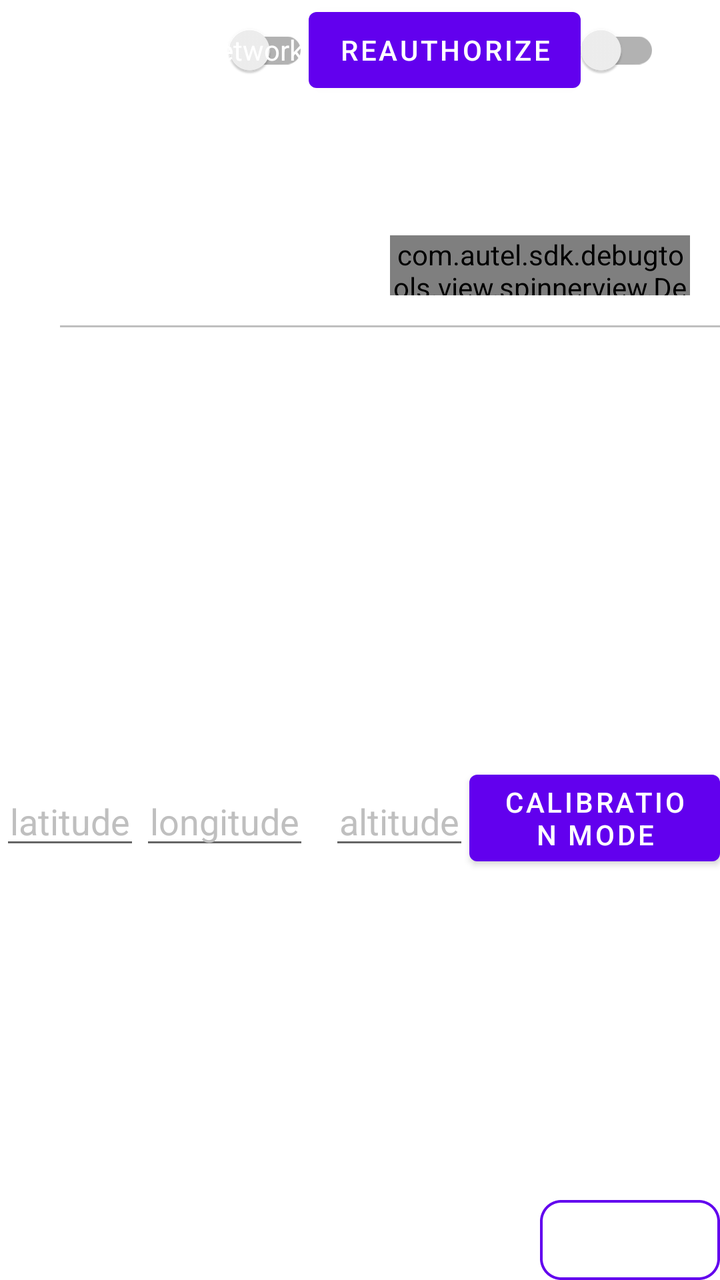
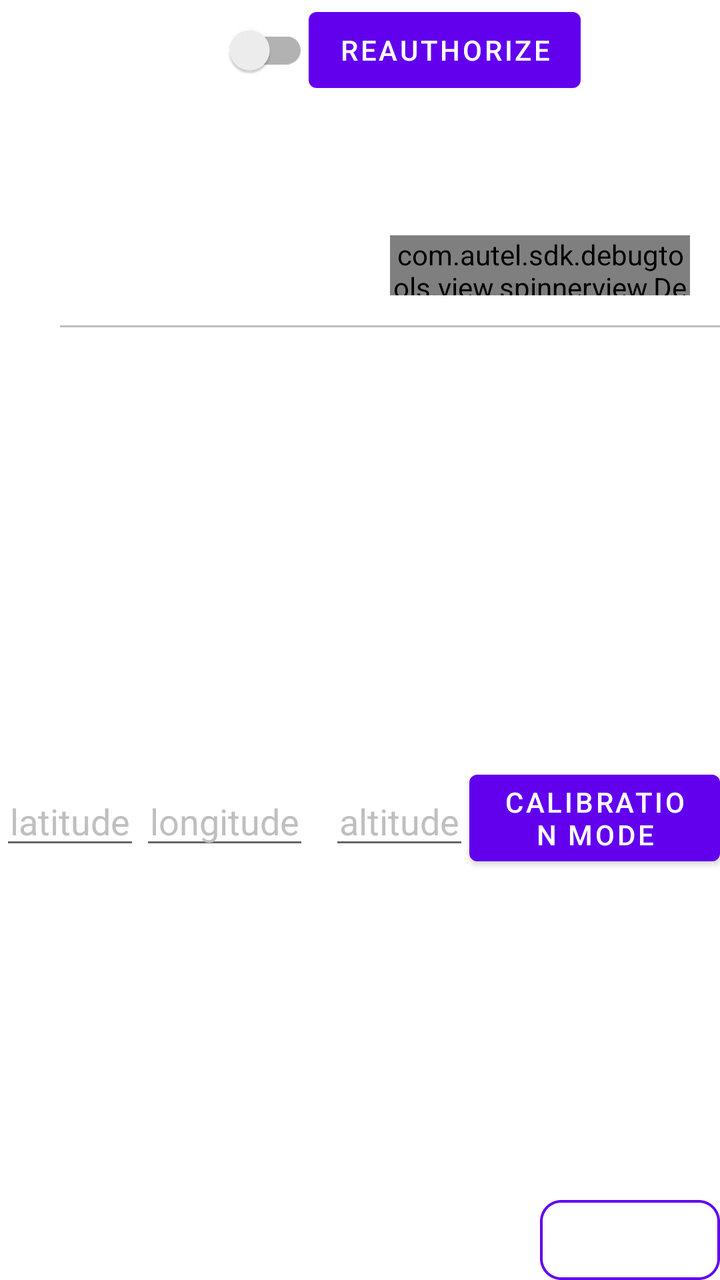

Before-and-after screenshots of an Android layout around one commit, followed by the original layout XML and the change that was made.
<!-- AndroidManifest.xml: fallback theme Theme.MaterialComponents.DayNight.NoActionBar -->
<!-- res/layout/fragment_rtk.xml -->
<?xml version="1.0" encoding="utf-8"?>
<androidx.constraintlayout.widget.ConstraintLayout xmlns:android="http://schemas.android.com/apk/res/android"
    xmlns:app="http://schemas.android.com/apk/res-auto"
    android:layout_width="match_parent"
    android:layout_height="match_parent">

    <androidx.core.widget.NestedScrollView
        android:layout_width="wrap_content"
        android:layout_height="wrap_content"
        android:scrollbars="none"
        app:layout_constraintLeft_toLeftOf="parent"
        app:layout_constraintTop_toTopOf="parent">

        <androidx.constraintlayout.widget.ConstraintLayout
            android:layout_width="match_parent"
            android:layout_height="wrap_content">
            <androidx.appcompat.widget.SwitchCompat
                android:id="@+id/switch_rtk_enable"
                android:layout_width="wrap_content"
                android:layout_height="50dp"
                android:layout_marginStart="30dp"
                android:text="@string/debug_text_rtk_is_enable"
                android:drawablePadding="15dp"
                android:textColor="@android:color/white"
                app:layout_constraintStart_toStartOf="parent"
                app:layout_constraintTop_toTopOf="parent" />

            <Button
                android:id="@+id/tv_re_autor"
                android:layout_width="wrap_content"
                android:layout_height="50dp"
                android:gravity="center"
                android:text="@string/debug_text_rtk_reauthorize"
                android:textColor="@android:color/white"
                app:layout_constraintStart_toEndOf="@id/switch_rtk_enable"
                app:layout_constraintTop_toTopOf="parent"
                android:paddingRight="@dimen/debug_dimen_dp_15"
                android:paddingLeft="@dimen/debug_dimen_dp_15"
                />

            <TextView
                android:id="@+id/rtk_tv_mode_name"
                android:layout_width="wrap_content"
                android:layout_height="50dp"
                android:gravity="center"
                android:text="@string/debug_text_rtk_mode"
                android:textColor="@color/debug_white"
                android:layout_marginRight="@dimen/debug_dimen_dp_15"
                android:layout_marginLeft="@dimen/debug_dimen_dp_15"
                app:layout_constraintStart_toEndOf="@id/tv_re_autor"
                app:layout_constraintTop_toTopOf="parent" />
            <com.autel.sdk.debugtools.view.spinnerview.DebugSpinnerView
                android:id="@+id/rtk_tv_mode"
                android:layout_width="150dp"
                android:layout_height="45dp"
                android:paddingTop="@dimen/debug_dimen_dp_15"
                android:layout_marginRight="@dimen/debug_dimen_dp_15"
                android:layout_marginLeft="@dimen/debug_dimen_dp_15"
                app:layout_constraintStart_toEndOf="@id/rtk_tv_mode_name"
                app:layout_constraintTop_toTopOf="parent" />

            <androidx.appcompat.widget.SwitchCompat
                android:id="@+id/switch_net_rtk"
                android:layout_width="wrap_content"
                android:layout_height="50dp"
                android:layout_marginEnd="30dp"
                android:drawablePadding="15dp"
                android:text="@string/debug_text_rtk_is_native"
                android:textColor="@android:color/white"
                app:layout_constraintEnd_toEndOf="parent"
                app:layout_constraintTop_toTopOf="parent" />

            <LinearLayout
                android:id="@+id/ll_report_data"
                android:layout_width="match_parent"
                android:layout_height="wrap_content"
                android:orientation="horizontal"
                android:layout_marginTop="8dp"
                app:layout_constraintLeft_toLeftOf="parent"
                app:layout_constraintTop_toBottomOf="@id/switch_net_rtk"
                >
                <TextView
                    android:id="@+id/tv_report_info"
                    android:layout_width="wrap_content"
                    android:layout_height="wrap_content"
                    android:layout_marginLeft="30dp"
                    android:layout_marginTop="15dp"
                    android:textSize="20sp"
                    android:textColor="@color/debug_white"/>

            </LinearLayout>
            <androidx.constraintlayout.widget.ConstraintLayout
                android:layout_width="match_parent"
                android:layout_height="wrap_content"
                android:layout_marginTop="8dp"
                app:layout_constraintLeft_toLeftOf="parent"
                app:layout_constraintTop_toBottomOf="@id/ll_report_data">

                <TextView
                    android:id="@+id/rtk_tv_service_title"
                    android:layout_width="wrap_content"
                    android:layout_height="wrap_content"
                    android:layout_marginLeft="30dp"
                    android:layout_marginTop="15dp"
                    android:text="@string/debug_text_rtk_type"
                    android:textColor="@color/debug_white"
                    app:layout_constraintLeft_toLeftOf="parent"
                    app:layout_constraintTop_toTopOf="parent" />

                <com.autel.sdk.debugtools.view.spinnerview.DebugSpinnerView
                    android:id="@+id/rtk_tv_service"
                    android:layout_width="150dp"
                    android:layout_height="30dp"
                    android:layout_marginRight="15dp"
                    app:layout_constraintBottom_toBottomOf="@id/rtk_tv_service_title"
                    app:layout_constraintRight_toRightOf="parent"
                    app:layout_constraintTop_toTopOf="@id/rtk_tv_service_title" />

                <View
                    android:id="@+id/rtk_line_1"
                    android:layout_width="match_parent"
                    android:layout_height="1dp"
                    android:layout_marginLeft="30dp"
                    android:layout_marginTop="15dp"
                    android:background="@color/debug_gray_light"
                    app:layout_constraintLeft_toLeftOf="parent"
                    app:layout_constraintTop_toBottomOf="@id/rtk_tv_service" />






















                <TextView
                    android:id="@+id/rtk_status"
                    android:layout_width="wrap_content"
                    android:layout_height="wrap_content"
                    android:layout_marginLeft="15dp"
                    android:layout_marginTop="15dp"
                    android:layout_marginRight="15dp"
                    android:textColor="@color/debug_white"
                    android:text=""
                    app:layout_constraintRight_toRightOf="parent"
                    app:layout_constraintTop_toBottomOf="@id/rtk_line_1" />
                <TextView
                    android:id="@+id/rtk_report_info"
                    android:layout_width="match_parent"
                    android:layout_height="wrap_content"
                    android:layout_marginLeft="30dp"
                    android:layout_marginTop="15dp"
                    android:layout_marginRight="30dp"
                    android:layout_marginBottom="100dp"
                    android:gravity="left"
                    android:scrollbars="vertical"
                    android:text="@string/debug_results_will_be_printed_here"
                    android:textColor="@color/debug_white"
                    android:textIsSelectable="true"
                    android:textSize="10sp"
                    app:layout_constraintLeft_toLeftOf="parent"
                    app:layout_constraintRight_toRightOf="parent"
                    app:layout_constraintTop_toBottomOf="@id/rtk_status" />

                <LinearLayout
                    android:id="@+id/nest_rtk_view"
                    android:layout_width="wrap_content"
                    android:layout_height="wrap_content"
                    android:orientation="vertical"
                    app:layout_constraintLeft_toLeftOf="parent"
                    app:layout_constraintRight_toRightOf="parent"
                    app:layout_constraintTop_toBottomOf="@id/rtk_report_info">

                    <LinearLayout
                        android:layout_width="match_parent"
                        android:layout_height="wrap_content"
                        android:gravity="center"
                        android:orientation="horizontal">

                        <androidx.appcompat.widget.AppCompatEditText
                            android:id="@+id/et_lat"
                            android:layout_width="wrap_content"
                            android:layout_height="wrap_content"
                            android:hint="@string/debug_text_rtk_latitude"
                            android:inputType="numberDecimal"
                            android:paddingStart="5dp"
                            android:paddingEnd="5dp"
                            android:textColor="@color/debug_white"
                            android:textColorHint="@color/debug_gray_light"
                            android:singleLine="true" />

                        <androidx.appcompat.widget.AppCompatEditText
                            android:id="@+id/et_lng"
                            android:layout_width="wrap_content"
                            android:layout_height="wrap_content"
                            android:hint="@string/debug_text_rtk_longitude"
                            android:inputType="numberDecimal"
                            android:paddingStart="5dp"
                            android:paddingEnd="5dp"
                            android:textColor="@color/debug_white"
                            android:layout_marginLeft="10dp"
                            android:layout_marginEnd="10dp"
                            android:textColorHint="@color/debug_gray_light"
                            android:singleLine="true" />

                        <androidx.appcompat.widget.AppCompatEditText
                            android:id="@+id/et_attitude"
                            android:layout_width="wrap_content"
                            android:layout_height="wrap_content"
                            android:hint="@string/debug_text_rtk_altitude"
                            android:inputType="numberDecimal"
                            android:paddingStart="5dp"
                            android:paddingEnd="5dp"
                            android:textColor="@color/debug_white"
                            android:textColorHint="@color/debug_gray_light"
                            android:singleLine="true" />

                        <Button
                            android:id="@+id/btn_calibration_mode"
                            android:layout_width="wrap_content"
                            android:layout_height="wrap_content"
                            android:text="@string/debug_text_rtk_calibration_mode" />

                        <Button
                            android:id="@+id/btn_self_positioning_mode"
                            android:layout_width="wrap_content"
                            android:layout_height="wrap_content"
                            android:text="@string/debug_text_rtk_self_positioning_mode" />

                    </LinearLayout>

                    <TextView
                        android:id="@+id/rtk_nest_report_info"
                        android:layout_width="match_parent"
                        android:layout_height="wrap_content"
                        android:layout_marginLeft="30dp"
                        android:layout_marginTop="15dp"
                        android:layout_marginRight="30dp"
                        android:layout_marginBottom="100dp"
                        android:gravity="left"
                        android:scrollbars="vertical"
                        android:text="@string/debug_results_will_be_printed_here"
                        android:textColor="@color/debug_white"
                        android:textIsSelectable="true"
                        android:textSize="10sp" />
                </LinearLayout>


            </androidx.constraintlayout.widget.ConstraintLayout>


        </androidx.constraintlayout.widget.ConstraintLayout>

    </androidx.core.widget.NestedScrollView>

    <Button
        android:id="@+id/btn_clearlog"
        android:layout_width="90dp"
        android:layout_height="40dp"
        android:layout_weight="1"
        android:background="@drawable/debug_btn_bg_stroke_common_with_color"
        android:text="@string/debug_clear_all"
        android:textAllCaps="false"
        android:textColor="@color/debug_white"
        android:textSize="10sp"
        app:layout_constraintBottom_toBottomOf="parent"
        app:layout_constraintEnd_toEndOf="parent" />

</androidx.constraintlayout.widget.ConstraintLayout>
<!-- resources referenced by this layout -->
<resources>
  <color name="debug_gray_light">#ffbfbfbf</color>
  <color name="debug_white">#FFFFFFFF</color>
  <dimen name="debug_dimen_dp_15">15dp</dimen>
  <!-- drawable debug_btn_bg_stroke_common_with_color (drawable) -->
  <?xml version="1.0" encoding="utf-8"?>
  <shape xmlns:android="http://schemas.android.com/apk/res/android">
      <corners
          android:radius="10dp"/>
      <solid
          android:color="@android:color/transparent"/>
      <stroke
          android:width="4px"
          android:color="@color/debug_black"
          android:dashWidth="1px"/>
  </shape>
  <string name="debug_clear_all">Clear All</string>
  <string name="debug_results_will_be_printed_here">Results will be printed here.</string>
  <string name="debug_text_rtk_altitude">altitude</string>
  <string name="debug_text_rtk_calibration_mode">calibration mode</string>
  <string name="debug_text_rtk_is_enable">Is Enable RTK</string>
  <string name="debug_text_rtk_is_native">Is the network RTK native to Qianxun</string>
  <string name="debug_text_rtk_latitude">latitude</string>
  <string name="debug_text_rtk_longitude">longitude</string>
  <string name="debug_text_rtk_mode">RTK Single Mode</string>
  <string name="debug_text_rtk_reauthorize">Reauthorize</string>
  <string name="debug_text_rtk_self_positioning_mode">self positioning mode</string>
  <string name="debug_text_rtk_type">RTK Type</string>
  <color name="debug_black">#FF000000</color>
</resources>

<!-- the commit's change to res/layout/fragment_rtk.xml (unified diff, before → after) -->
@@ -14,13 +14,14 @@
         <androidx.constraintlayout.widget.ConstraintLayout
             android:layout_width="match_parent"
             android:layout_height="wrap_content">
+
             <androidx.appcompat.widget.SwitchCompat
                 android:id="@+id/switch_rtk_enable"
                 android:layout_width="wrap_content"
                 android:layout_height="50dp"
                 android:layout_marginStart="30dp"
+                android:drawablePadding="15dp"
                 android:text="@string/debug_text_rtk_is_enable"
-                android:drawablePadding="15dp"
                 android:textColor="@android:color/white"
                 app:layout_constraintStart_toStartOf="parent"
                 app:layout_constraintTop_toTopOf="parent" />
@@ -30,65 +31,56 @@
                 android:layout_width="wrap_content"
                 android:layout_height="50dp"
                 android:gravity="center"
+                android:paddingLeft="@dimen/debug_dimen_dp_15"
+                android:paddingRight="@dimen/debug_dimen_dp_15"
                 android:text="@string/debug_text_rtk_reauthorize"
                 android:textColor="@android:color/white"
                 app:layout_constraintStart_toEndOf="@id/switch_rtk_enable"
-                app:layout_constraintTop_toTopOf="parent"
-                android:paddingRight="@dimen/debug_dimen_dp_15"
-                android:paddingLeft="@dimen/debug_dimen_dp_15"
-                />
+                app:layout_constraintTop_toTopOf="parent" />
 
             <TextView
                 android:id="@+id/rtk_tv_mode_name"
                 android:layout_width="wrap_content"
                 android:layout_height="50dp"
+                android:layout_marginLeft="@dimen/debug_dimen_dp_15"
+                android:layout_marginRight="@dimen/debug_dimen_dp_15"
                 android:gravity="center"
                 android:text="@string/debug_text_rtk_mode"
                 android:textColor="@color/debug_white"
-                android:layout_marginRight="@dimen/debug_dimen_dp_15"
-                android:layout_marginLeft="@dimen/debug_dimen_dp_15"
                 app:layout_constraintStart_toEndOf="@id/tv_re_autor"
                 app:layout_constraintTop_toTopOf="parent" />
+
             <com.autel.sdk.debugtools.view.spinnerview.DebugSpinnerView
                 android:id="@+id/rtk_tv_mode"
                 android:layout_width="150dp"
                 android:layout_height="45dp"
+                android:layout_marginLeft="@dimen/debug_dimen_dp_15"
+                android:layout_marginRight="@dimen/debug_dimen_dp_15"
                 android:paddingTop="@dimen/debug_dimen_dp_15"
-                android:layout_marginRight="@dimen/debug_dimen_dp_15"
-                android:layout_marginLeft="@dimen/debug_dimen_dp_15"
                 app:layout_constraintStart_toEndOf="@id/rtk_tv_mode_name"
                 app:layout_constraintTop_toTopOf="parent" />
 
-            <androidx.appcompat.widget.SwitchCompat
-                android:id="@+id/switch_net_rtk"
-                android:layout_width="wrap_content"
-                android:layout_height="50dp"
-                android:layout_marginEnd="30dp"
-                android:drawablePadding="15dp"
-                android:text="@string/debug_text_rtk_is_native"
-                android:textColor="@android:color/white"
-                app:layout_constraintEnd_toEndOf="parent"
-                app:layout_constraintTop_toTopOf="parent" />
 
             <LinearLayout
                 android:id="@+id/ll_report_data"
                 android:layout_width="match_parent"
                 android:layout_height="wrap_content"
+                android:layout_marginTop="8dp"
                 android:orientation="horizontal"
-                android:layout_marginTop="8dp"
                 app:layout_constraintLeft_toLeftOf="parent"
-                app:layout_constraintTop_toBottomOf="@id/switch_net_rtk"
-                >
+                app:layout_constraintTop_toBottomOf="@id/tv_re_autor">
+
                 <TextView
                     android:id="@+id/tv_report_info"
                     android:layout_width="wrap_content"
                     android:layout_height="wrap_content"
                     android:layout_marginLeft="30dp"
                     android:layout_marginTop="15dp"
-                    android:textSize="20sp"
-                    android:textColor="@color/debug_white"/>
+                    android:textColor="@color/debug_white"
+                    android:textSize="20sp" />
 
             </LinearLayout>
+
             <androidx.constraintlayout.widget.ConstraintLayout
                 android:layout_width="match_parent"
                 android:layout_height="wrap_content"
@@ -126,25 +118,25 @@
                     app:layout_constraintLeft_toLeftOf="parent"
                     app:layout_constraintTop_toBottomOf="@id/rtk_tv_service" />
 
-
-
-
-
-
-
-
-
-
-
-
-
-
-
-
-
-
-
-
+                
+                
+                
+                
+                
+                
+                
+                
+                
+                
+
+                
+                
+                
+                
+                
+                
+                
+                
 
 
                 <TextView
@@ -154,10 +146,11 @@
                     android:layout_marginLeft="15dp"
                     android:layout_marginTop="15dp"
                     android:layout_marginRight="15dp"
-                    android:textColor="@color/debug_white"
                     android:text=""
+                    android:textColor="@color/debug_white"
                     app:layout_constraintRight_toRightOf="parent"
                     app:layout_constraintTop_toBottomOf="@id/rtk_line_1" />
+
                 <TextView
                     android:id="@+id/rtk_report_info"
                     android:layout_width="match_parent"
@@ -199,23 +192,23 @@
                             android:inputType="numberDecimal"
                             android:paddingStart="5dp"
                             android:paddingEnd="5dp"
+                            android:singleLine="true"
                             android:textColor="@color/debug_white"
-                            android:textColorHint="@color/debug_gray_light"
-                            android:singleLine="true" />
+                            android:textColorHint="@color/debug_gray_light" />
 
                         <androidx.appcompat.widget.AppCompatEditText
                             android:id="@+id/et_lng"
                             android:layout_width="wrap_content"
                             android:layout_height="wrap_content"
+                            android:layout_marginLeft="10dp"
+                            android:layout_marginEnd="10dp"
                             android:hint="@string/debug_text_rtk_longitude"
                             android:inputType="numberDecimal"
                             android:paddingStart="5dp"
                             android:paddingEnd="5dp"
+                            android:singleLine="true"
                             android:textColor="@color/debug_white"
-                            android:layout_marginLeft="10dp"
-                            android:layout_marginEnd="10dp"
-                            android:textColorHint="@color/debug_gray_light"
-                            android:singleLine="true" />
+                            android:textColorHint="@color/debug_gray_light" />
 
                         <androidx.appcompat.widget.AppCompatEditText
                             android:id="@+id/et_attitude"
@@ -225,9 +218,9 @@
                             android:inputType="numberDecimal"
                             android:paddingStart="5dp"
                             android:paddingEnd="5dp"
+                            android:singleLine="true"
                             android:textColor="@color/debug_white"
-                            android:textColorHint="@color/debug_gray_light"
-                            android:singleLine="true" />
+                            android:textColorHint="@color/debug_gray_light" />
 
                         <Button
                             android:id="@+id/btn_calibration_mode"
<!-- resource entries referenced after the edit -->
@@ -20,7 +20,6 @@
   <string name="debug_text_rtk_altitude">altitude</string>
   <string name="debug_text_rtk_calibration_mode">calibration mode</string>
   <string name="debug_text_rtk_is_enable">Is Enable RTK</string>
-  <string name="debug_text_rtk_is_native">Is the network RTK native to Qianxun</string>
   <string name="debug_text_rtk_latitude">latitude</string>
   <string name="debug_text_rtk_longitude">longitude</string>
   <string name="debug_text_rtk_mode">RTK Single Mode</string>
